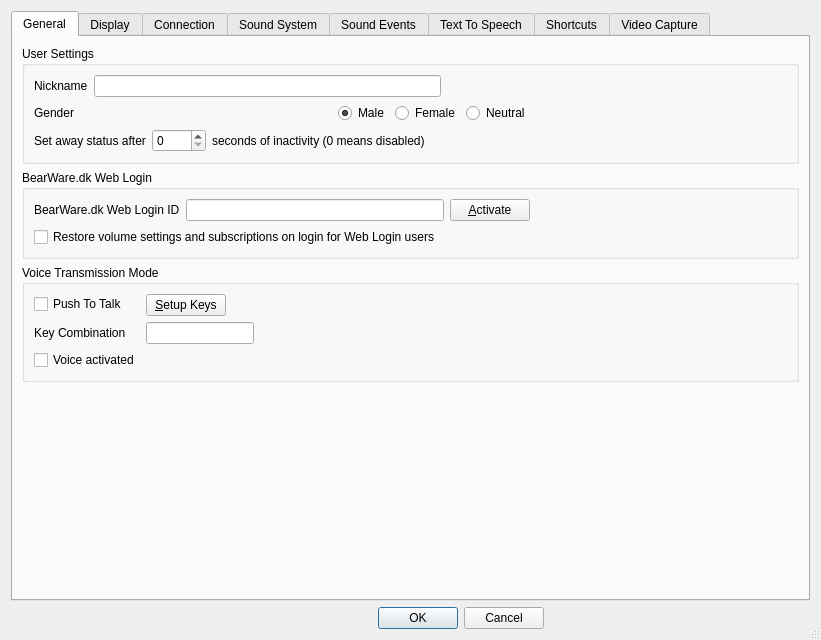
This is Client/qtTeamTalk/preferences.ui in BearWare/TeamTalk5 as Qt 5 draws it before an edit. The edited form follows.
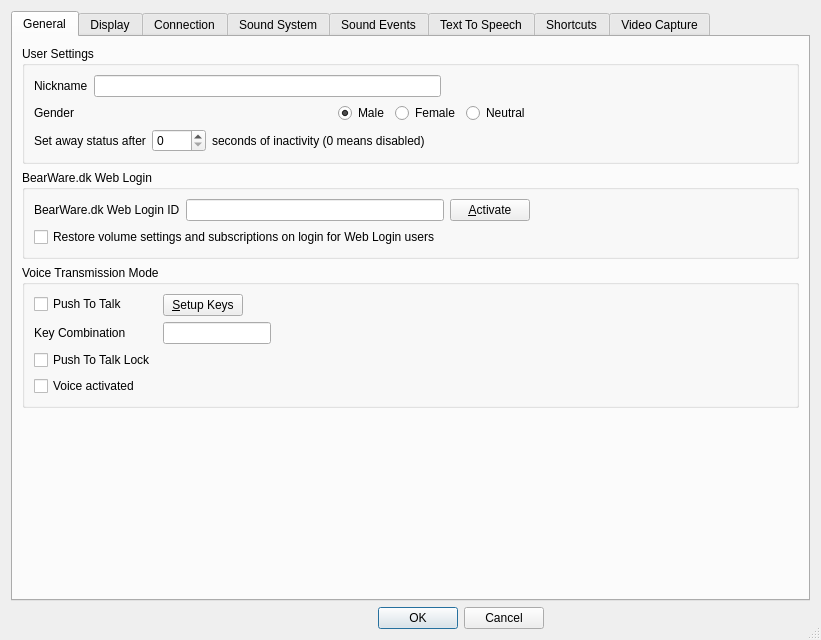
This is the edited form. Icons and pictures are not drawn. Custom widgets are drawn as their Qt base class.

Commit message: Added push-to-talk lock option in Qt Client. Issue #278

Diff of the .ui file:
```diff
--- a/Client/qtTeamTalk/preferences.ui
+++ b/Client/qtTeamTalk/preferences.ui
@@ -292,13 +292,23 @@
             </property>
            </widget>
           </item>
-          <item row="2" column="0">
+          <item row="3" column="0">
            <widget class="QCheckBox" name="voiceactChkBox">
             <property name="text">
              <string>Voice activated</string>
             </property>
            </widget>
           </item>
+          <item row="2" column="0">
+           <widget class="QCheckBox" name="pttlockChkBox">
+            <property name="toolTip">
+             <string>Press to transmit.  Press to stop transmit</string>
+            </property>
+            <property name="text">
+             <string>Push To Talk Lock</string>
+            </property>
+           </widget>
+          </item>
          </layout>
         </widget>
        </item>
```
Lines whose indentation alone changed are shown as unchanged. The commit also changes 3 other files.
